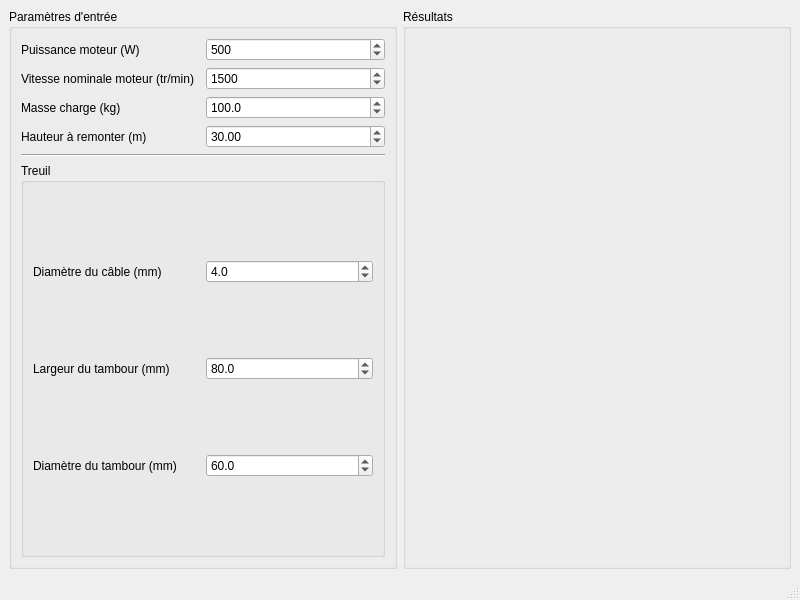
This is UI_engr/mainwindow.ui in Cypher-0/UI_calc_engr_S3A as Qt 5 draws it before an edit. The edited form follows.
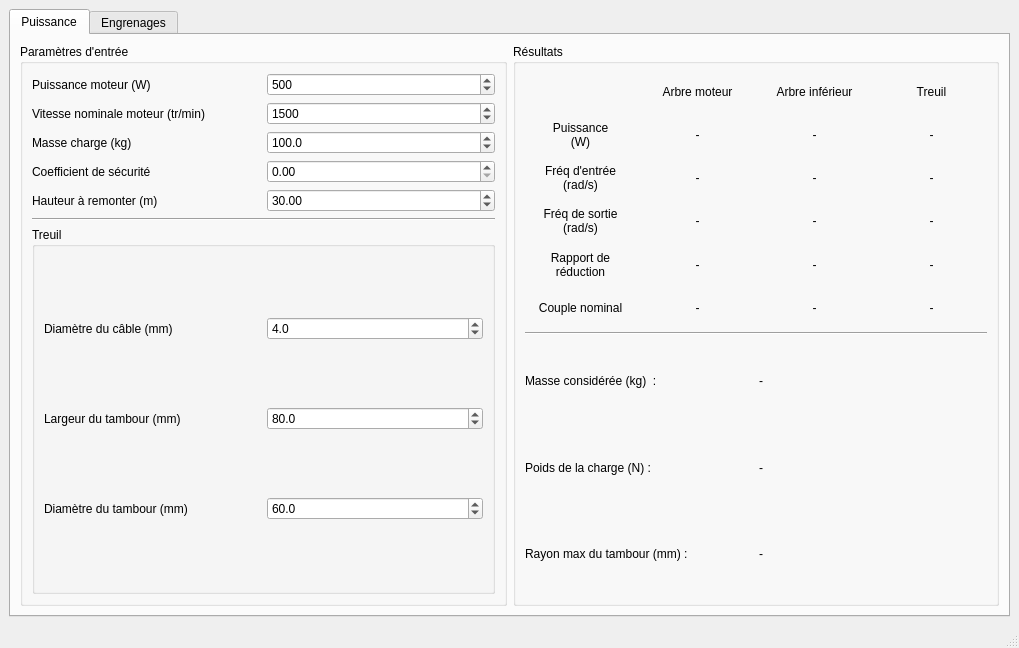
This is the edited form.

Commit message: Finalisationd de l'interface graphique du calcul de puissance

Patch:
```diff
--- a/UI_engr/mainwindow.ui
+++ b/UI_engr/mainwindow.ui
@@ -6,8 +6,8 @@
    <rect>
     <x>0</x>
     <y>0</y>
-    <width>800</width>
-    <height>600</height>
+    <width>1019</width>
+    <height>648</height>
    </rect>
   </property>
   <property name="windowTitle">
@@ -16,6 +16,16 @@
   <widget class="QWidget" name="centralwidget">
    <layout class="QHBoxLayout" name="horizontalLayout">
     <item>
+     <widget class="QTabWidget" name="tabWidget">
+      <property name="currentIndex">
+       <number>0</number>
+      </property>
+      <widget class="QWidget" name="tab_power">
+       <attribute name="title">
+        <string>Puissance</string>
+       </attribute>
+       <layout class="QHBoxLayout" name="horizontalLayout_2">
+        <item>
      <widget class="QGroupBox" name="gb_input">
       <property name="title">
        <string>Paramètres d'entrée</string>
@@ -23,33 +33,33 @@
       <layout class="QVBoxLayout" name="verticalLayout">
        <item>
         <layout class="QGridLayout" name="inputGridLayout">
-         <item row="0" column="1">
-          <widget class="QSpinBox" name="sb_motorPwr">
-           <property name="maximum">
-            <number>5000</number>
-           </property>
-           <property name="singleStep">
-            <number>10</number>
-           </property>
-           <property name="value">
-            <number>500</number>
-           </property>
-          </widget>
-         </item>
-         <item row="0" column="0">
-          <widget class="QLabel" name="lbl_motorPwr">
-           <property name="text">
-            <string>Puissance moteur (W)</string>
-           </property>
-          </widget>
-         </item>
          <item row="2" column="0">
-          <widget class="QLabel" name="lbl_loadWeight">
+              <widget class="QLabel" name="lbl_disp_loadMass">
            <property name="text">
             <string>Masse charge (kg)</string>
            </property>
           </widget>
          </item>
+             <item row="5" column="0">
+              <widget class="QLabel" name="lbl_disp_loadHeight">
+               <property name="text">
+                <string>Hauteur à remonter (m)</string>
+               </property>
+              </widget>
+             </item>
+             <item row="5" column="1">
+              <widget class="QDoubleSpinBox" name="dsb_loadHeight">
+               <property name="maximum">
+                <double>1000.000000000000000</double>
+               </property>
+               <property name="singleStep">
+                <double>5.000000000000000</double>
+               </property>
+               <property name="value">
+                <double>30.000000000000000</double>
+               </property>
+              </widget>
+             </item>
          <item row="1" column="1">
           <widget class="QSpinBox" name="sb_motorSpeed">
            <property name="maximum">
@@ -67,26 +77,6 @@
            </property>
           </widget>
          </item>
-         <item row="3" column="1">
-          <widget class="QDoubleSpinBox" name="dsb_loadHeight">
-           <property name="maximum">
-            <double>1000.000000000000000</double>
-           </property>
-           <property name="singleStep">
-            <double>5.000000000000000</double>
-           </property>
-           <property name="value">
-            <double>30.000000000000000</double>
-           </property>
-          </widget>
-         </item>
-         <item row="3" column="0">
-          <widget class="QLabel" name="lbl_loadHeight">
-           <property name="text">
-            <string>Hauteur à remonter (m)</string>
-           </property>
-          </widget>
-         </item>
          <item row="2" column="1">
           <widget class="QDoubleSpinBox" name="sb_loadWeight">
            <property name="decimals">
@@ -100,6 +90,36 @@
            </property>
           </widget>
          </item>
+             <item row="0" column="0">
+              <widget class="QLabel" name="lbl_disp_motorPwr">
+               <property name="text">
+                <string>Puissance moteur (W)</string>
+               </property>
+              </widget>
+             </item>
+             <item row="0" column="1">
+              <widget class="QSpinBox" name="sb_motorPwr">
+               <property name="maximum">
+                <number>5000</number>
+               </property>
+               <property name="singleStep">
+                <number>10</number>
+               </property>
+               <property name="value">
+                <number>500</number>
+               </property>
+              </widget>
+             </item>
+             <item row="3" column="1">
+              <widget class="QDoubleSpinBox" name="dsb_safetyCoef"/>
+             </item>
+             <item row="3" column="0">
+              <widget class="QLabel" name="lbl_disp_safetyCoef">
+               <property name="text">
+                <string>Coefficient de sécurité</string>
+               </property>
+              </widget>
+             </item>
         </layout>
        </item>
        <item>
@@ -183,6 +203,308 @@
       <property name="title">
        <string>Résultats</string>
       </property>
+          <layout class="QVBoxLayout" name="verticalLayout_2">
+           <item>
+            <layout class="QGridLayout" name="grL_arrayResultPwr">
+             <item row="3" column="3">
+              <widget class="QLabel" name="lbl_wOutputFreq">
+               <property name="text">
+                <string>-</string>
+               </property>
+               <property name="alignment">
+                <set>Qt::AlignCenter</set>
+               </property>
+              </widget>
+             </item>
+             <item row="1" column="0">
+              <widget class="QLabel" name="lbl_disp_inputFreq_2">
+               <property name="text">
+                <string>Puissance
+(W)</string>
+               </property>
+               <property name="alignment">
+                <set>Qt::AlignCenter</set>
+               </property>
+              </widget>
+             </item>
+             <item row="2" column="3">
+              <widget class="QLabel" name="lbl_wInputFreq">
+               <property name="text">
+                <string>-</string>
+               </property>
+               <property name="alignment">
+                <set>Qt::AlignCenter</set>
+               </property>
+              </widget>
+             </item>
+             <item row="1" column="3">
+              <widget class="QLabel" name="lbl_wPwr">
+               <property name="text">
+                <string>-</string>
+               </property>
+               <property name="alignment">
+                <set>Qt::AlignCenter</set>
+               </property>
+              </widget>
+             </item>
+             <item row="5" column="2">
+              <widget class="QLabel" name="lbl_lSRatedTorque">
+               <property name="text">
+                <string>-</string>
+               </property>
+               <property name="alignment">
+                <set>Qt::AlignCenter</set>
+               </property>
+              </widget>
+             </item>
+             <item row="1" column="1">
+              <widget class="QLabel" name="lbl_mSPwr">
+               <property name="text">
+                <string>-</string>
+               </property>
+               <property name="alignment">
+                <set>Qt::AlignCenter</set>
+               </property>
+              </widget>
+             </item>
+             <item row="4" column="2">
+              <widget class="QLabel" name="lbl_lSreducRatio">
+               <property name="text">
+                <string>-</string>
+               </property>
+               <property name="alignment">
+                <set>Qt::AlignCenter</set>
+               </property>
+              </widget>
+             </item>
+             <item row="3" column="1">
+              <widget class="QLabel" name="lbl_mSOutputFreq">
+               <property name="text">
+                <string>-</string>
+               </property>
+               <property name="alignment">
+                <set>Qt::AlignCenter</set>
+               </property>
+              </widget>
+             </item>
+             <item row="2" column="2">
+              <widget class="QLabel" name="lbl_lSInputFreq">
+               <property name="text">
+                <string>-</string>
+               </property>
+               <property name="alignment">
+                <set>Qt::AlignCenter</set>
+               </property>
+              </widget>
+             </item>
+             <item row="5" column="1">
+              <widget class="QLabel" name="lbl_mSRatedTorque">
+               <property name="text">
+                <string>-</string>
+               </property>
+               <property name="alignment">
+                <set>Qt::AlignCenter</set>
+               </property>
+              </widget>
+             </item>
+             <item row="4" column="0">
+              <widget class="QLabel" name="lbl_disp_reducRatio">
+               <property name="text">
+                <string>Rapport de
+réduction</string>
+               </property>
+               <property name="alignment">
+                <set>Qt::AlignCenter</set>
+               </property>
+              </widget>
+             </item>
+             <item row="1" column="2">
+              <widget class="QLabel" name="lbl_lSPwr">
+               <property name="text">
+                <string>-</string>
+               </property>
+               <property name="alignment">
+                <set>Qt::AlignCenter</set>
+               </property>
+              </widget>
+             </item>
+             <item row="4" column="3">
+              <widget class="QLabel" name="lbl_wreducRatio">
+               <property name="text">
+                <string>-</string>
+               </property>
+               <property name="alignment">
+                <set>Qt::AlignCenter</set>
+               </property>
+              </widget>
+             </item>
+             <item row="0" column="2">
+              <widget class="QLabel" name="lbl_disp_lowShaft">
+               <property name="text">
+                <string>Arbre inférieur</string>
+               </property>
+               <property name="alignment">
+                <set>Qt::AlignCenter</set>
+               </property>
+              </widget>
+             </item>
+             <item row="3" column="0">
+              <widget class="QLabel" name="lbl_disp_outputFreq">
+               <property name="text">
+                <string>Fréq de sortie
+(rad/s)</string>
+               </property>
+               <property name="alignment">
+                <set>Qt::AlignCenter</set>
+               </property>
+              </widget>
+             </item>
+             <item row="2" column="0">
+              <widget class="QLabel" name="lbl_disp_inputFreq">
+               <property name="text">
+                <string>Fréq d'entrée
+(rad/s)</string>
+               </property>
+               <property name="alignment">
+                <set>Qt::AlignCenter</set>
+               </property>
+              </widget>
+             </item>
+             <item row="0" column="1">
+              <widget class="QLabel" name="lbl_disp_motorShaft">
+               <property name="text">
+                <string>Arbre moteur</string>
+               </property>
+               <property name="alignment">
+                <set>Qt::AlignCenter</set>
+               </property>
+              </widget>
+             </item>
+             <item row="2" column="1">
+              <widget class="QLabel" name="lbl_mSInputFreq">
+               <property name="text">
+                <string>-</string>
+               </property>
+               <property name="alignment">
+                <set>Qt::AlignCenter</set>
+               </property>
+              </widget>
+             </item>
+             <item row="4" column="1">
+              <widget class="QLabel" name="lbl_mSreducRatio">
+               <property name="text">
+                <string>-</string>
+               </property>
+               <property name="alignment">
+                <set>Qt::AlignCenter</set>
+               </property>
+              </widget>
+             </item>
+             <item row="3" column="2">
+              <widget class="QLabel" name="lbl_lSOutputFreq">
+               <property name="text">
+                <string>-</string>
+               </property>
+               <property name="alignment">
+                <set>Qt::AlignCenter</set>
+               </property>
+              </widget>
+             </item>
+             <item row="0" column="3">
+              <widget class="QLabel" name="lbl_disp_winch">
+               <property name="text">
+                <string>Treuil</string>
+               </property>
+               <property name="alignment">
+                <set>Qt::AlignCenter</set>
+               </property>
+              </widget>
+             </item>
+             <item row="5" column="0">
+              <widget class="QLabel" name="lbl_disp_ratedTorque">
+               <property name="text">
+                <string>Couple nominal</string>
+               </property>
+               <property name="alignment">
+                <set>Qt::AlignCenter</set>
+               </property>
+              </widget>
+             </item>
+             <item row="5" column="3">
+              <widget class="QLabel" name="lbl_wRatedTorque">
+               <property name="text">
+                <string>-</string>
+               </property>
+               <property name="alignment">
+                <set>Qt::AlignCenter</set>
+               </property>
+              </widget>
+             </item>
+            </layout>
+           </item>
+           <item>
+            <widget class="Line" name="line_2">
+             <property name="orientation">
+              <enum>Qt::Horizontal</enum>
+             </property>
+            </widget>
+           </item>
+           <item>
+            <layout class="QGridLayout" name="grL_miscPwrResult">
+             <item row="1" column="0">
+              <widget class="QLabel" name="lbl_disp_loadWeight">
+               <property name="text">
+                <string>Poids de la charge (N) :</string>
+               </property>
+              </widget>
+             </item>
+             <item row="0" column="0">
+              <widget class="QLabel" name="lbl_disp_calcLoadMass">
+               <property name="text">
+                <string>Masse considérée (kg)  :</string>
+               </property>
+              </widget>
+             </item>
+             <item row="1" column="1">
+              <widget class="QLabel" name="lbl_loadWeight">
+               <property name="text">
+                <string>-</string>
+               </property>
+              </widget>
+             </item>
+             <item row="0" column="1">
+              <widget class="QLabel" name="lbl_calcLoadMass">
+               <property name="text">
+                <string>-</string>
+               </property>
+              </widget>
+             </item>
+             <item row="3" column="0">
+              <widget class="QLabel" name="lbl_disp_maxSpoolRad">
+               <property name="text">
+                <string>Rayon max du tambour (mm) :</string>
+               </property>
+              </widget>
+             </item>
+             <item row="3" column="1">
+              <widget class="QLabel" name="lbl_maxSpoolRad">
+               <property name="text">
+                <string>-</string>
+               </property>
+              </widget>
+             </item>
+            </layout>
+           </item>
+          </layout>
+         </widget>
+        </item>
+       </layout>
+      </widget>
+      <widget class="QWidget" name="tab_gears">
+       <attribute name="title">
+        <string>Engrenages</string>
+       </attribute>
+      </widget>
      </widget>
     </item>
    </layout>
```
Left out of the diff: 12 changed lines with no effect on the pictures. Lines whose indentation alone changed are shown as unchanged.
